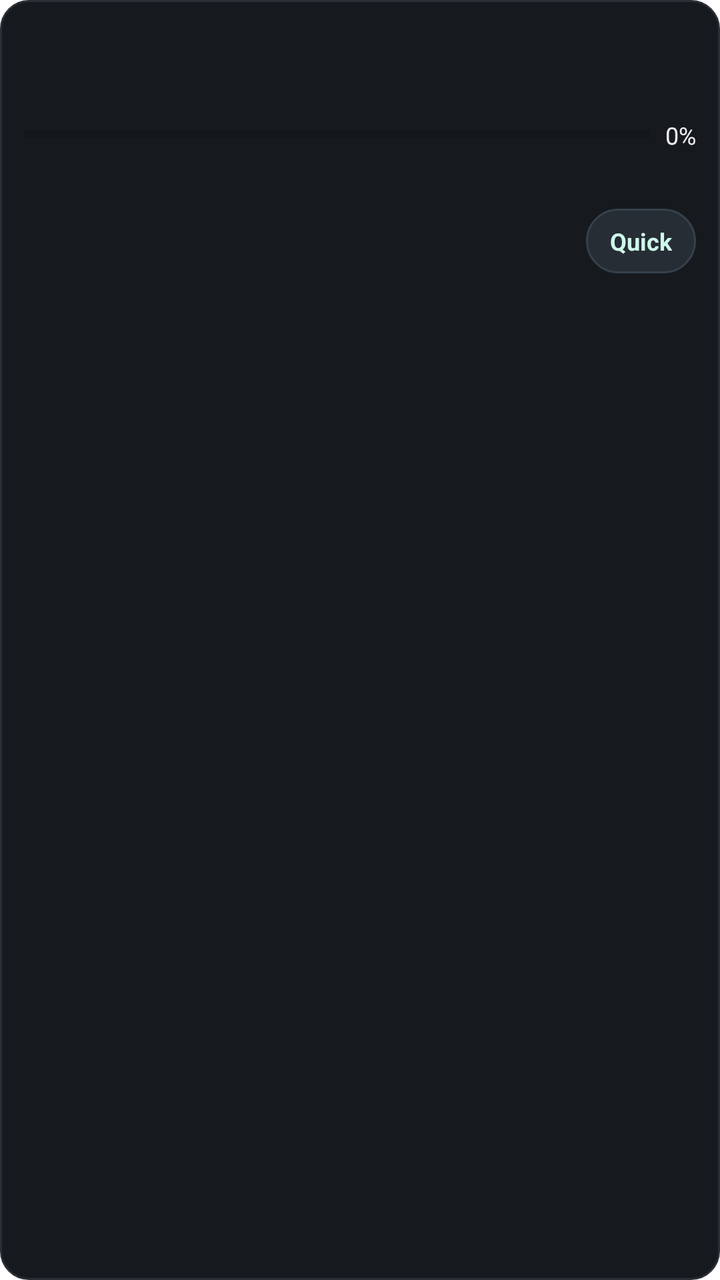
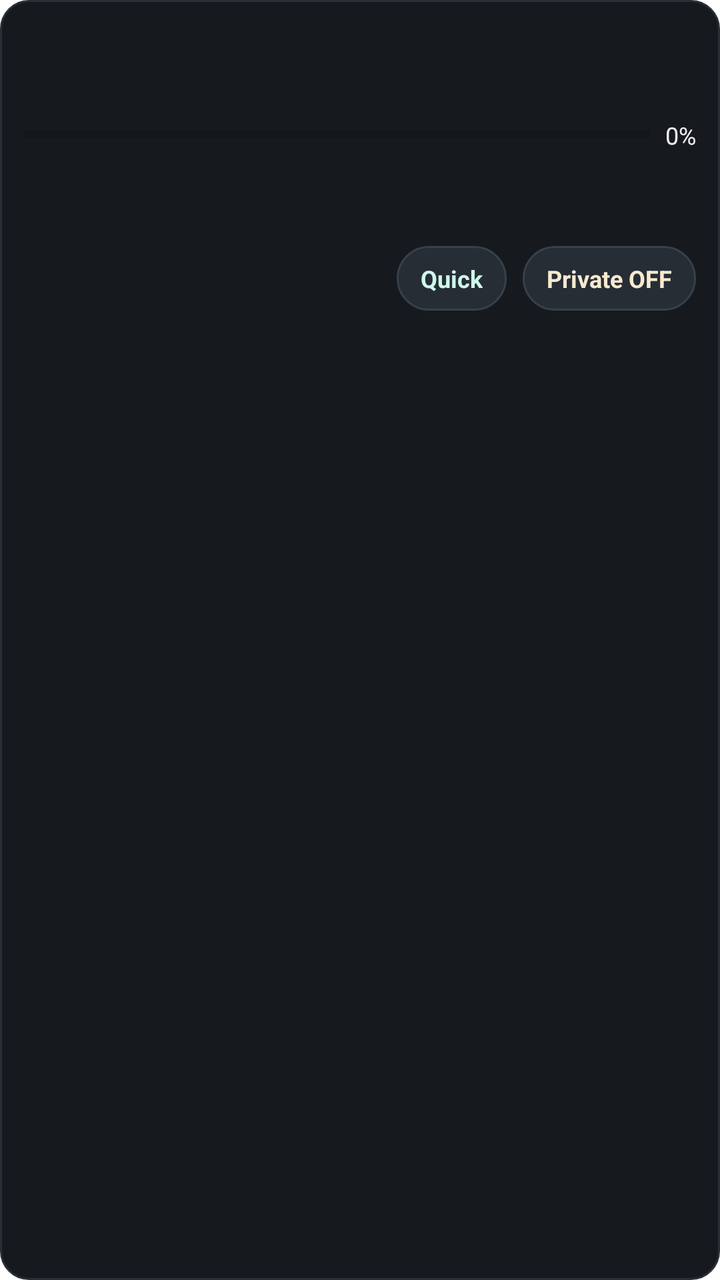

An Android layout rendered at two revisions. The XML below is the earlier revision; the diff shows what the commit changed to produce the second picture.
<!-- AndroidManifest.xml: fallback theme Theme.MaterialComponents.DayNight.NoActionBar -->
<!-- res/layout/local_downloader_notification_collapsed.xml -->
<?xml version="1.0" encoding="utf-8"?>
<LinearLayout xmlns:android="http://schemas.android.com/apk/res/android"
  android:id="@+id/notification_root"
  android:layout_width="match_parent"
  android:layout_height="wrap_content"
  android:orientation="vertical"
  android:padding="12dp"
  android:background="@drawable/local_downloader_notification_card">

  <TextView
    android:id="@+id/notification_title"
    android:layout_width="match_parent"
    android:layout_height="wrap_content"
    android:textColor="#F7F7F7"
    android:textSize="14sp"
    android:textStyle="bold"
    android:maxLines="1"
    android:ellipsize="end" />

  <TextView
    android:id="@+id/notification_subtitle"
    android:layout_width="match_parent"
    android:layout_height="wrap_content"
    android:layout_marginTop="4dp"
    android:textColor="#D5D5D5"
    android:textSize="12sp"
    android:maxLines="1"
    android:ellipsize="end" />

  <LinearLayout
    android:layout_width="match_parent"
    android:layout_height="wrap_content"
    android:layout_marginTop="8dp"
    android:orientation="horizontal"
    android:gravity="center_vertical">

    <ProgressBar
      android:id="@+id/notification_progress"
      style="?android:attr/progressBarStyleHorizontal"
      android:layout_width="0dp"
      android:layout_height="8dp"
      android:layout_weight="1"
      android:max="100"
      android:progress="0"
      android:progressTint="#4FD1A5"
      android:indeterminateTint="#4FD1A5" />

    <TextView
      android:id="@+id/notification_progress_text"
      android:layout_width="wrap_content"
      android:layout_height="wrap_content"
      android:layout_marginStart="8dp"
      android:textColor="#EFEFEF"
      android:textSize="12sp"
      android:text="0%" />
  </LinearLayout>

  <TextView
    android:id="@+id/notification_queue"
    android:layout_width="match_parent"
    android:layout_height="wrap_content"
    android:layout_marginTop="6dp"
    android:textColor="#BDBDBD"
    android:textSize="11sp"
    android:maxLines="1"
    android:ellipsize="end" />

  <LinearLayout
    android:layout_width="match_parent"
    android:layout_height="wrap_content"
    android:layout_marginTop="8dp"
    android:orientation="horizontal"
    android:gravity="end">

    <TextView
      android:id="@+id/notification_action_quick"
      android:layout_width="wrap_content"
      android:layout_height="wrap_content"
      android:background="@drawable/local_downloader_notification_button"
      android:paddingHorizontal="12dp"
      android:paddingVertical="8dp"
      android:text="Quick"
      android:textColor="#CFF8EA"
      android:textSize="12sp"
      android:textStyle="bold" />
  </LinearLayout>
</LinearLayout>
<!-- resources referenced by this layout -->
<resources>
  <!-- drawable local_downloader_notification_button (drawable) -->
  <?xml version="1.0" encoding="utf-8"?>
  <shape xmlns:android="http://schemas.android.com/apk/res/android" android:shape="rectangle">
    <solid android:color="#262D35" />
    <corners android:radius="999dp" />
    <stroke android:width="1dp" android:color="#36414C" />
  </shape>
  <!-- drawable local_downloader_notification_card (drawable) -->
  <?xml version="1.0" encoding="utf-8"?>
  <shape xmlns:android="http://schemas.android.com/apk/res/android" android:shape="rectangle">
    <solid android:color="#161A1F" />
    <corners android:radius="14dp" />
    <stroke android:width="1dp" android:color="#2A2F36" />
  </shape>
</resources>

<!-- the commit's change to res/layout/local_downloader_notification_collapsed.xml (unified diff, before → after) -->
@@ -65,6 +65,16 @@
     android:maxLines="1"
     android:ellipsize="end" />
 
+  <TextView
+    android:id="@+id/notification_mode"
+    android:layout_width="match_parent"
+    android:layout_height="wrap_content"
+    android:layout_marginTop="4dp"
+    android:textColor="#BDBDBD"
+    android:textSize="11sp"
+    android:maxLines="1"
+    android:ellipsize="end" />
+
   <LinearLayout
     android:layout_width="match_parent"
     android:layout_height="wrap_content"
@@ -83,5 +93,18 @@
       android:textColor="#CFF8EA"
       android:textSize="12sp"
       android:textStyle="bold" />
+
+    <TextView
+      android:id="@+id/notification_action_private"
+      android:layout_width="wrap_content"
+      android:layout_height="wrap_content"
+      android:layout_marginStart="8dp"
+      android:background="@drawable/local_downloader_notification_button"
+      android:paddingHorizontal="12dp"
+      android:paddingVertical="8dp"
+      android:text="Private OFF"
+      android:textColor="#F8EACF"
+      android:textSize="12sp"
+      android:textStyle="bold" />
   </LinearLayout>
 </LinearLayout>
